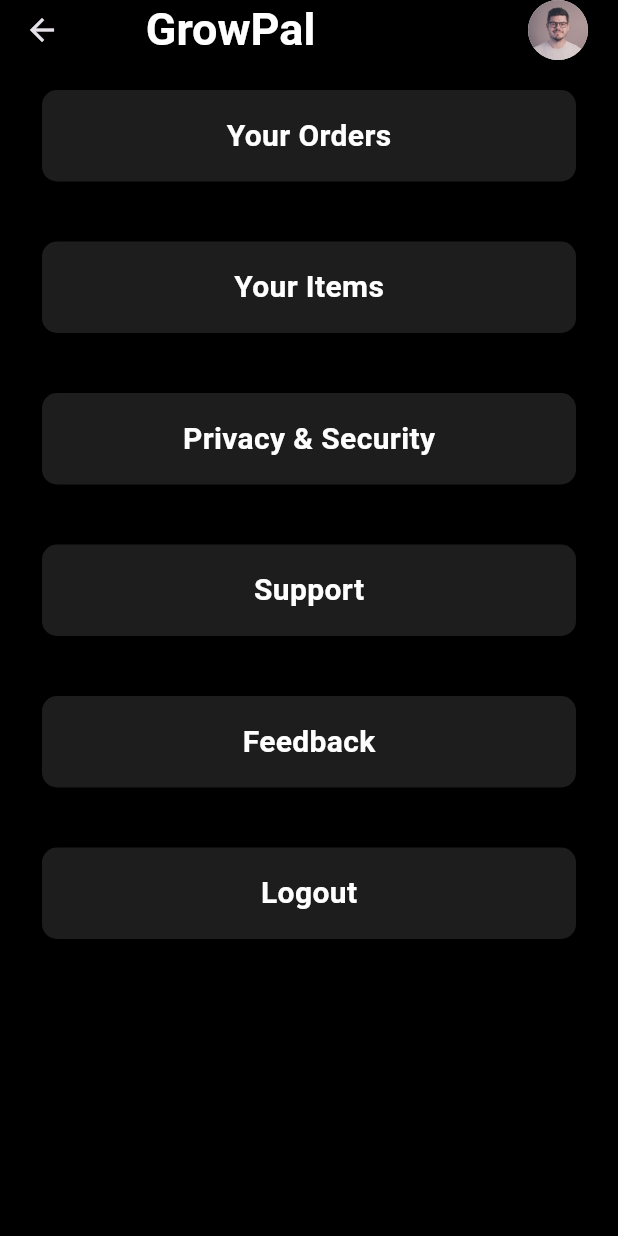
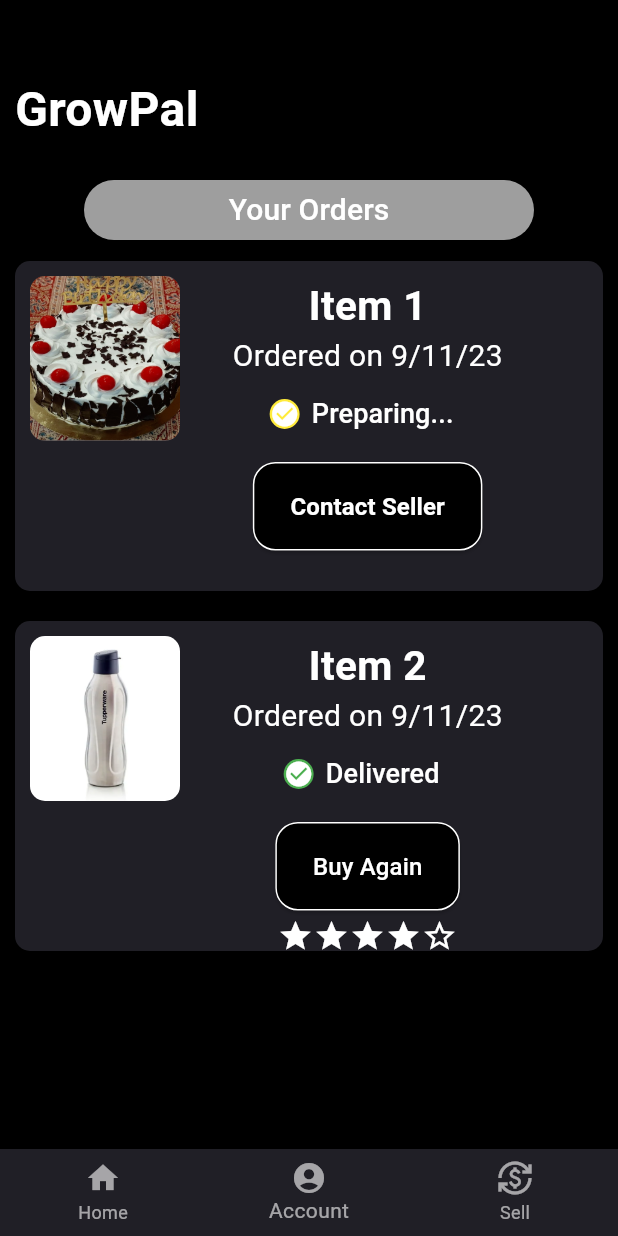
Before and after one commit to TheGrowPalProject/growpal, a Flutter app: the AccountPage screen opened directly, on a phone screen of 412 x 824 dp. Run offline on Flutter 3.47's test engine with Material 3 defaults, Android fonts, the phone set to English and light mode, and no system bars; our stand-ins replace badges, cloud_firestore, firebase_auth, firebase_core, firebase_storage, flutter_rating_bar and 5 more; missing offline and left inert: clippy_flutter; accounts and stored records are empty; project files that could hold a hidden picture were left out.

Commit message:
Added the AccountPage

```diff
--- a/lib/pages/AccountPage.dart
+++ b/lib/pages/AccountPage.dart
@@ -1,214 +1,260 @@
 import 'package:flutter/material.dart';
-import 'package:growpal_hackathon/pages/Items.dart';
-import 'package:firebase_auth/firebase_auth.dart';
-import 'package:google_fonts/google_fonts.dart';
-import '../globalVariables.dart';
-import '../widgets/CartAppbar.dart';
-import '../widgets/CartBottomNaviBar.dart';
-import '../widgets/CartItems.dart';
-import 'AboutPage.dart';
-import 'Items.dart';
-import 'LoginPage.dart';
+import 'package:growpal_hackathon/pages/HomePage.dart';
+
+class Item {
+  final String name;
+  final String image;
+  String orderdate;
+  bool preparing;
+  bool delivered;
+
+  Item(
+      {required this.name,
+      required this.image,
+      required this.orderdate,
+      this.preparing = false,
+      this.delivered = false});
+}
 
 class AccountPage extends StatefulWidget {
-  const AccountPage({Key? key}) : super(key: key);
-
   @override
-  State<AccountPage> createState() => _AccountPageState();
+  _AccountPageState createState() => _AccountPageState();
 }
 
 class _AccountPageState extends State<AccountPage> {
-  bool isLogoutVisible = false;
+  int _currentIndex = 1;
+  final GlobalKey<NavigatorState> navigatorKey = GlobalKey<NavigatorState>();
+  final List<Item> items = [
+    Item(
+        name: 'Item 1',
+        image: 'images/image1.png',
+        orderdate: 'Ordered on 9/11/23',
+        preparing: true),
+    Item(
+        name: 'Item 2',
+        image: 'images/image5.png',
+        orderdate: 'Ordered on 9/11/23',
+        preparing: false),
+    // Add more items as needed from database
+  ];
+
   @override
   Widget build(BuildContext context) {
     return Scaffold(
-      appBar: PreferredSize(
-        preferredSize: Size.fromHeight(40.0),
-        // Adjust the height as needed
-        child: AppBar(
       backgroundColor: Colors.black,
-          title: Row(
+      bottomNavigationBar: BottomNavigationBar(
+        currentIndex: _currentIndex,
+        onTap: (int index) {
+          setState(() {
+            _currentIndex = index;
+          });
+          // Add actions or navigation based on index here
+          _handleNavigation(index);
+        },
+        backgroundColor: Color.fromRGBO(32, 31, 38, 1.0),
+        selectedItemColor: Colors.white.withOpacity(0.6),
+        unselectedItemColor: Colors.white.withOpacity(0.6),
+        items: const <BottomNavigationBarItem>[
+          BottomNavigationBarItem(
+            icon: Icon(Icons.home),
+            label: 'Home',
+          ),
+          BottomNavigationBarItem(
+            icon: Icon(Icons.account_circle),
+            label: 'Account',
+          ),
+          BottomNavigationBarItem(
+            icon: Icon(Icons.currency_exchange),
+            label: 'Sell',
+          ),
+        ],
+      ),
+      body: Padding(
+        padding: const EdgeInsets.all(10.0),
+        child: Column(
+          crossAxisAlignment: CrossAxisAlignment.start,
           children: [
-              Spacer(flex: 2),
+            SizedBox(height: 40),
             Text(
               'GrowPal',
-                style: GoogleFonts.roboto(
+              style: TextStyle(
+                color: Colors.white,
+                fontSize: 32,
                 fontWeight: FontWeight.bold,
-                    fontSize: 30.0,
-                    color: Colors.white),
               ),
-              Spacer(flex: 10),
+            ),
+            SizedBox(height: 20),
+            Center(
+              child: ElevatedButton(
+                onPressed: () {
+                  // Button action
+                },
+                style: ElevatedButton.styleFrom(
+                    primary: Colors.grey, fixedSize: Size(300, 30)),
+                child: Text(
+                  'Your Orders',
+                  style: TextStyle(
+                    color: Colors.white,
+                    fontSize: 20,
+                  ),
+                ),
+              ),
+            ),
+            //SizedBox(height: 2),
+            Expanded(
+              child: ListView.builder(
+                itemCount: items.length,
+                itemBuilder: (BuildContext context, int index) {
+                  return Container(
+                    height: 220,
+                    decoration: BoxDecoration(
+                      color: Color.fromRGBO(32, 31, 38, 1.0),
+                      borderRadius: BorderRadius.circular(10),
+                    ),
+                    padding: EdgeInsets.all(10),
+                    margin: EdgeInsets.symmetric(vertical: 10),
+                    child: Row(
+                      crossAxisAlignment: CrossAxisAlignment.start,
+                      children: [
+                        Container(
+                          width: 100,
+                          height: 110,
+                          decoration: BoxDecoration(
+                            borderRadius: BorderRadius.circular(10),
+                            image: DecorationImage(
+                              fit: BoxFit.cover,
+                              alignment: Alignment.bottomCenter,
+                              image: AssetImage(items[index].image),
+                            ),
+                          ),
+                        ),
+                        SizedBox(width: 35),
+                        Container(
+                          height: 200,
+                          child: Column(
+                            //mainAxisAlignment: MainAxisAlignment.spaceEvenly,
+                            crossAxisAlignment: CrossAxisAlignment.center,
+                            children: [
+                              Text(
+                                items[index].name,
+                                style: TextStyle(
+                                  color: Colors.white,
+                                  fontSize: 27,
+                                  fontWeight: FontWeight.bold,
+                                ),
+                              ),
+                              Text(
+                                items[index].orderdate,
+                                style: TextStyle(
+                                    color: Colors.white, fontSize: 20),
+                              ),
+                              ElevatedButton.icon(
+                                onPressed: () {
+                                  setState(() {
+                                    items[index].preparing = true;
+                                  });
+                                },
+                                style: ElevatedButton.styleFrom(
+                                    backgroundColor: Colors.transparent,
+                                    elevation: 0.0),
+                                icon: Container(
+                                  decoration: BoxDecoration(
+                                      shape: BoxShape.circle,
+                                      color: items[index].preparing
+                                          ? Colors.yellow
+                                          : Colors.green),
+                                  child: Icon(
+                                    Icons.check_circle,
+                                    color: Colors.white,
+                                    size: 20,
+                                  ),
+                                ),
+                                label: Text(
+                                  items[index].preparing
+                                      ? 'Preparing...'
+                                      : 'Delivered',
+                                  style: TextStyle(
+                                      color: Colors.white, fontSize: 18),
+                                ),
+                              ),
+                              SizedBox(
+                                height: 8,
+                              ),
+                              ElevatedButton(
+                                onPressed: () {},
+                                style: ElevatedButton.styleFrom(
+                                    backgroundColor: Colors.black,
+                                    side: BorderSide(color: Colors.white),
+                                    shape: RoundedRectangleBorder(
+                                        borderRadius:
+                                            BorderRadius.circular(15)),
+                                    padding: EdgeInsets.symmetric(
+                                        vertical: 18, horizontal: 25)),
+                                child: items[index].preparing
+                                    ? Text(
+                                        "Contact Seller",
+                                        style: TextStyle(
+                                            color: Colors.white,
+                                            fontSize: 16,
+                                            fontWeight: FontWeight.bold),
+                                      )
+                                    : Text("Buy Again",
+                                        style: TextStyle(
+                                            color: Colors.white, fontSize: 16)),
+                              ),
+                              SizedBox(
+                                height: 5,
+                              ),
+                              Row(
+                                mainAxisAlignment: MainAxisAlignment.center,
+                                children: [
+                                  if (!items[index]
+                                      .preparing) // Showing stars only when preparing is false
+                                    Row(
+                                      children: [
+                                        Icon(Icons.star, color: Colors.white),
+                                        Icon(Icons.star, color: Colors.white),
+                                        Icon(Icons.star, color: Colors.white),
+                                        Icon(Icons.star, color: Colors.white),
+                                        Icon(Icons.star_outline,
+                                            color: Colors.white), // Empty star
                                       ],
                                     ),
-          actions: [
-            Padding(
-                padding: const EdgeInsets.only(right: 20),
-
-              child: CircleAvatar(
-                    backgroundImage: AssetImage("images/avatar.jpeg"),
-                    backgroundColor: Colors.white,
+                                ],
+                              ),
+                            ],
+                          ),
+                        ),
+                      ],
+                    ),
+                  );
+                },
               ),
             ),
           ],
         ),
       ),
-      backgroundColor: Colors.black,
-      body: ListView(
-        children: [
-
-          Padding(
-            padding: const EdgeInsets.symmetric(vertical: 20.0, horizontal: 28),
-            child: InkWell(
-              onTap: () {
-                Navigator.push(context,
-                    MaterialPageRoute(builder: (context) => AboutPage()));
-              },
-              child: Container(
-                height: 61,
-                width: 193,
-                decoration: BoxDecoration(
-                  color: Color(0xFFF1D1D1D),
-                  borderRadius: BorderRadius.circular(10.0),
-                ),
-                child: Center(
-                  child: Text('Your Orders',
-                      style: TextStyle(
-                          color: Colors.white,
-                          fontSize: 20,
-                          fontWeight: FontWeight.bold)),
-                ),
-              ),
-            ),
-          ),
-          Padding(
-            padding:
-                const EdgeInsets.symmetric(vertical: 20.0, horizontal: 28.0),
-            child: InkWell(
-              onTap: () {
-                Navigator.push(
-                    context, MaterialPageRoute(builder: (context) => Items()));
-              },
-              child: Container(
-                height: 61,
-                width: 293,
-                decoration: BoxDecoration(
-                  color: Color(0xFFF1D1D1D),
-                  borderRadius: BorderRadius.circular(10.0),
-                ),
-                child: Center(
-                  child: Text('Your Items',
-                      style: TextStyle(
-                          color: Colors.white,
-                          fontSize: 20,
-                          fontWeight: FontWeight.bold)),
-                ),
-              ),
-            ),
-          ),
-          Padding(
-            padding:
-                const EdgeInsets.symmetric(vertical: 20.0, horizontal: 28.0),
-            child: InkWell(
-              onTap: () {
-                Navigator.push(context,
-                    MaterialPageRoute(builder: (context) => AboutPage()));
-              },
-              child: Container(
-                height: 61,
-                width: 293,
-                decoration: BoxDecoration(
-                  color: Color(0xFFF1D1D1D),
-                  borderRadius: BorderRadius.circular(10.0),
-                ),
-                child: Center(
-                  child: Text('Privacy & Security',
-                      style: TextStyle(
-                          color: Colors.white,
-                          fontSize: 20,
-                          fontWeight: FontWeight.bold)),
-                ),
-              ),
-            ),
-          ),
-          Padding(
-            padding:
-                const EdgeInsets.symmetric(vertical: 20.0, horizontal: 28.0),
-            child: InkWell(
-              onTap: () {
-                Navigator.push(context,
-                    MaterialPageRoute(builder: (context) => AboutPage()));
-              },
-              child: Container(
-                height: 61,
-                width: 293,
-                decoration: BoxDecoration(
-                  color: Color(0xFFF1D1D1D),
-                  borderRadius: BorderRadius.circular(10.0),
-                ),
-                child: Center(
-                  child: Text('Support',
-                      style: TextStyle(
-                          color: Colors.white,
-                          fontSize: 20,
-                          fontWeight: FontWeight.bold)),
-                ),
-              ),
-            ),
-          ),
-          Padding(
-            padding:
-                const EdgeInsets.symmetric(vertical: 20.0, horizontal: 28.0),
-            child: InkWell(
-              onTap: () {
-                Navigator.push(context,
-                    MaterialPageRoute(builder: (context) => AboutPage()));
-              },
-              child: Container(
-                height: 61,
-                width: 293,
-                decoration: BoxDecoration(
-                  color: Color(0xFFF1D1D1D),
-                  borderRadius: BorderRadius.circular(10.0),
-                ),
-                child: Center(
-                  child: Text('Feedback',
-                      style: TextStyle(
-                          color: Colors.white,
-                          fontSize: 20,
-                          fontWeight: FontWeight.bold)),
-                ),
-              ),
-            ),
-          ),
-          Padding(
-            padding:
-                const EdgeInsets.symmetric(vertical: 20.0, horizontal: 28.0),
-            child: InkWell(
-              onTap: () {
-                Navigator.push(context,
-                    MaterialPageRoute(builder: (context) => LoginPage()));
-                FirebaseAuth.instance.signOut();
-              },
-              child: Container(
-                height: 61,
-                width: 293,
-                decoration: BoxDecoration(
-                  color: Color(0xFFF1D1D1D),
-                  borderRadius: BorderRadius.circular(10.0),
-                ),
-                child: Center(
-                  child: Text('Logout',
-                      style: TextStyle(
-                          color: Colors.white,
-                          fontSize: 20,
-                          fontWeight: FontWeight.bold)),
-                ),
-              ),
-            ),
-          ),
-
-        ],
-      ),
     );
   }
+
+  void _handleNavigation(int index) {
+    // Perform navigation or any specific actions based on the index
+    switch (index) {
+      case 0:
+        // Handle navigation or actions for Home Page
+        Navigator.push(context, MaterialPageRoute(builder: (context) {
+          return HomePage();
+        }));
+        break;
+      case 1:
+        // Handle navigation or actions for Account Page
+
+        break;
+      case 2:
+        // Handle navigation or actions for Sell Page
+        break;
+      default:
+        break;
     }
+  }
+}
```
Lines whose indentation alone changed are shown as unchanged.
